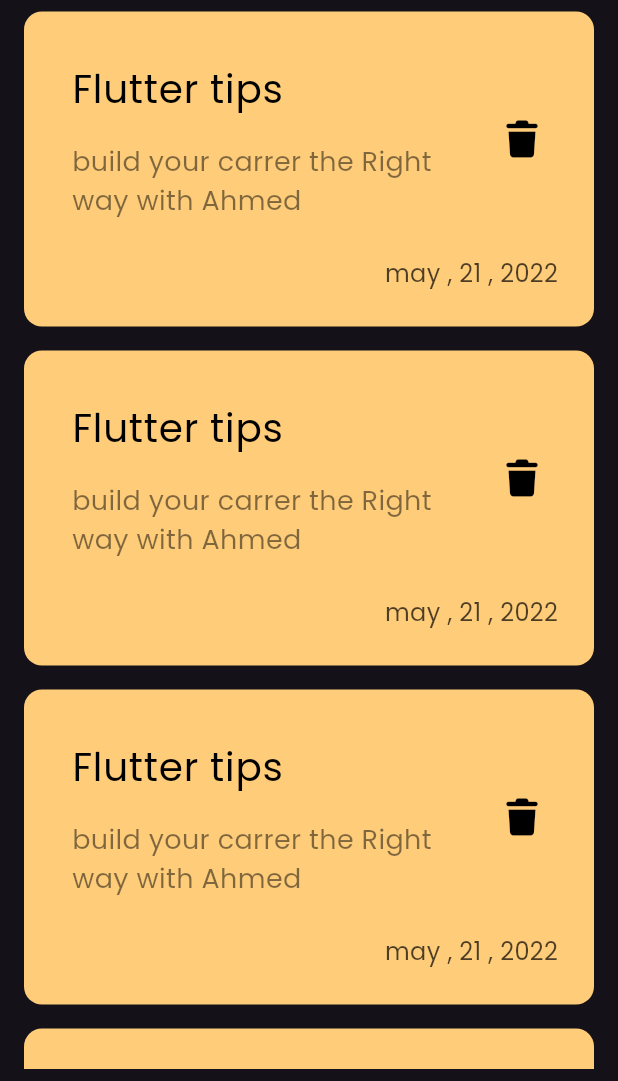
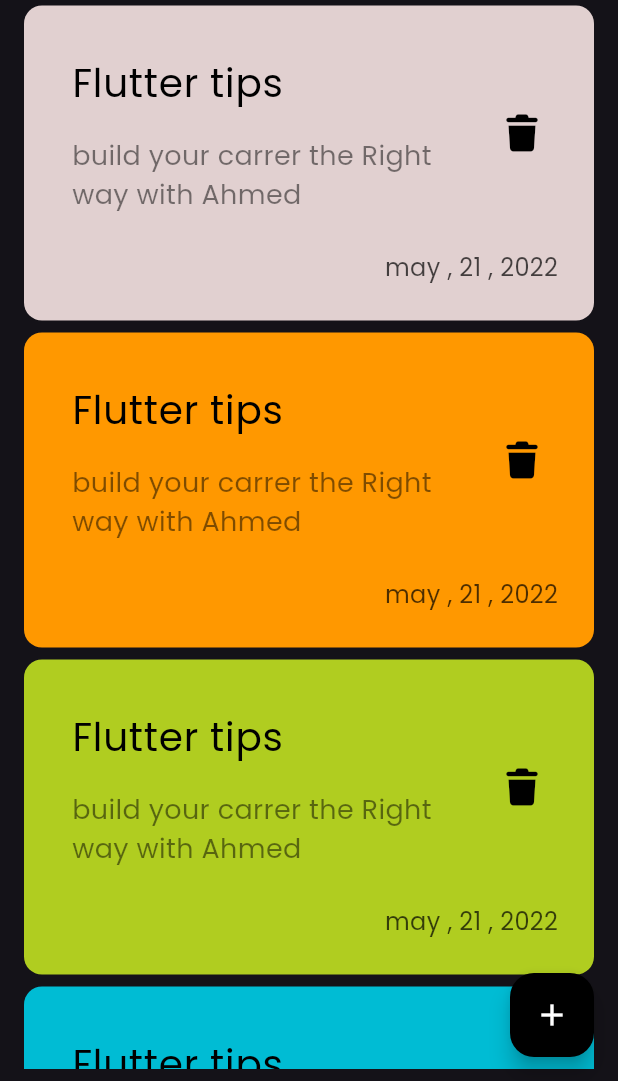
Before and after one commit to AhmedtAlhaddad/NotesApp, a Flutter app: the screen it shows after launch, on a phone screen of 412 x 824 dp, the part 155-1236 px from its top. Run offline on Flutter 3.47's test engine with Material 3 defaults, Android fonts, the phone set to English and light mode, and no system bars; our stand-ins replace font_awesome_flutter.

Commit message:
add floating action button

```diff
--- a/lib/views/notes_view.dart
+++ b/lib/views/notes_view.dart
@@ -6,6 +6,13 @@ class NotesView extends StatelessWidget {
 
   @override
   Widget build(BuildContext context) {
-    return Scaffold(body: const NotesViewBody());
+    return Scaffold(
+      floatingActionButton: FloatingActionButton(
+        backgroundColor: Colors.black,
+        onPressed: () {},
+        child: Icon(Icons.add, color: Colors.white),
+      ),
+      body: const NotesViewBody(),
+    );
   }
 }
--- a/lib/views/widgets/custom_note_item.dart
+++ b/lib/views/widgets/custom_note_item.dart
@@ -2,8 +2,9 @@ import 'package:flutter/material.dart';
 import 'package:font_awesome_flutter/font_awesome_flutter.dart';
 
 class NotesItem extends StatelessWidget {
-  const NotesItem({super.key});
+  const NotesItem({super.key, required this.color});
 
+  final Color color;
   @override
   Widget build(BuildContext context) {
     return Container(
@@ -11,7 +12,7 @@ class NotesItem extends StatelessWidget {
       // height: 20,
       // width: 50,
       decoration: BoxDecoration(
-        color: Color(0xffFFCD7A),
+        color: color,
         borderRadius: BorderRadius.circular(12),
       ),
       child: Column(
--- a/lib/views/widgets/notes_list_view.dart
+++ b/lib/views/widgets/notes_list_view.dart
@@ -4,13 +4,21 @@ import 'package:noteapp/views/widgets/custom_note_item.dart';
 class NotesListView extends StatelessWidget {
   const NotesListView({super.key});
 
+  final itemcolors = const [
+    Color.fromARGB(255, 225, 208, 208),
+    Colors.orange,
+    Color.fromARGB(255, 176, 205, 32),
+    Colors.cyan,
+    Color.fromARGB(255, 204, 154, 5),
+  ];
   @override
   Widget build(BuildContext context) {
     return ListView.builder(
       itemBuilder: (context, index) {
-        return const Padding(
-          padding: EdgeInsets.symmetric(vertical: 8),
-          child: NotesItem(),
+        final color = itemcolors[index % itemcolors.length];
+        return Padding(
+          padding: EdgeInsets.symmetric(vertical: 4),
+          child: NotesItem(color: color),
         );
       },
     );
```
